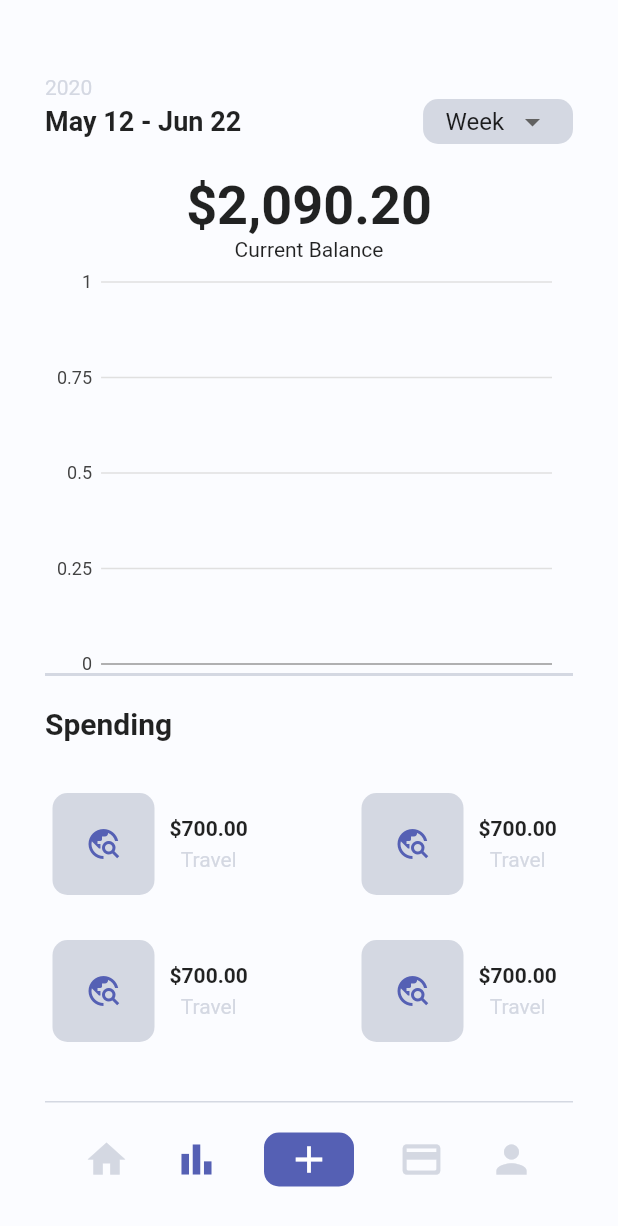
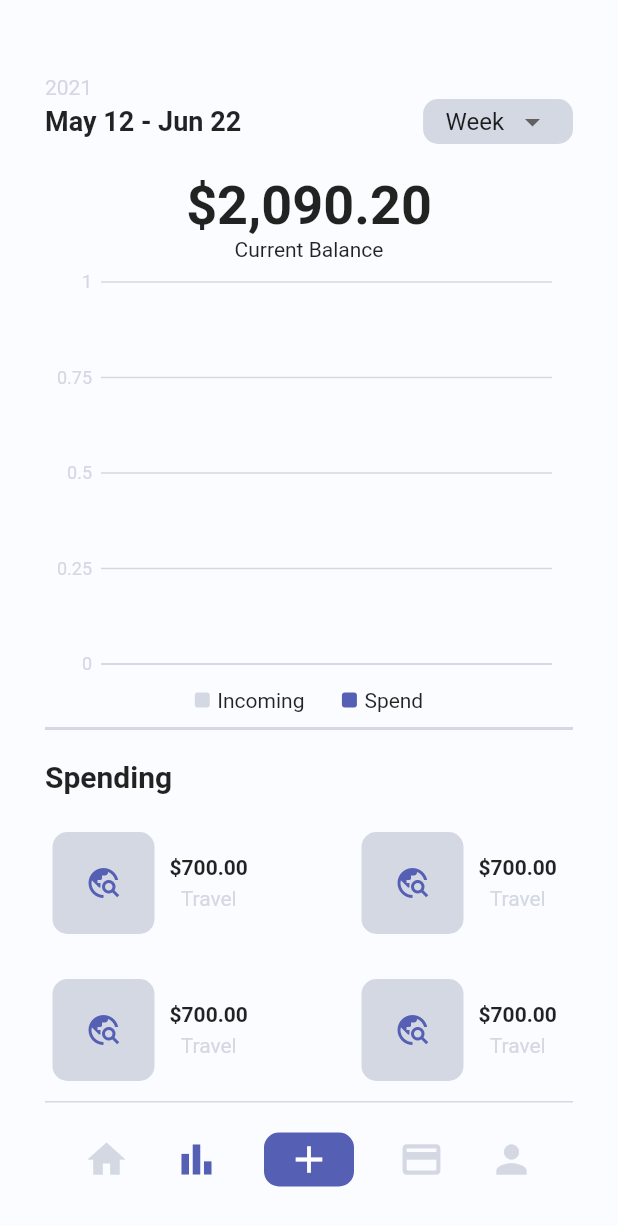
Before and after one commit to Perception12/flutter_banking_ui, a Flutter app: the screen it shows after launch, on a phone screen of 412 x 824 dp. Shown: the top 1226 px of the screen. Run offline on Flutter 3.47's test engine with Material 2 defaults, Android fonts, the light colour scheme and no system bars; our stand-ins replace charts_flutter.

Commit message:
complete barchart

```diff
--- a/lib/screens/components/barchart.dart
+++ b/lib/screens/components/barchart.dart
@@ -15,15 +15,50 @@ class BarChart extends StatelessWidget {
           data: data,
           domainFn: (Transaction series, _) => series.date,
           measureFn: (Transaction series, _) => series.incoming,
-      ),
+          seriesColor:
+              charts.ColorUtil.fromDartColor(color.AppColor.greyColor)),
       charts.Series(
           id: "spend",
           data: data,
           domainFn: (Transaction series, _) => series.date,
           measureFn: (Transaction series, _) => series.spending,
-      ),
+          seriesColor:
+              charts.ColorUtil.fromDartColor(color.AppColor.primaryColor)),
     ];
 
-    return charts.BarChart(series, animate: true);
+    return charts.BarChart(
+      series, animate: true,
+      defaultRenderer: charts.BarRendererConfig(
+        cornerStrategy: const charts.ConstCornerStrategy(30),
+      ),
+      domainAxis: charts.OrdinalAxisSpec(
+        renderSpec: charts.SmallTickRendererSpec(
+          // Tick and Label styling here.
+          labelStyle: charts.TextStyleSpec(
+              fontSize: 12, // size in Pts.
+              color: charts.ColorUtil.fromDartColor(color.AppColor.greyColor)),
+
+          // Change the line colors to match text color.
+          lineStyle: charts.LineStyleSpec(
+            color: charts.ColorUtil.fromDartColor(color.AppColor.greyColor),
+          ),
+        ),
+      ),
+
+      /// Assign a custom style for the measure axis.
+      primaryMeasureAxis: charts.NumericAxisSpec(
+        renderSpec: charts.GridlineRendererSpec(
+          // Tick and Label styling here.
+          labelStyle: charts.TextStyleSpec(
+              fontSize: 12, // size in Pts.
+              color: charts.ColorUtil.fromDartColor(color.AppColor.greyColor)),
+
+          // Change the line colors to match text color.
+          lineStyle: charts.LineStyleSpec(
+            color: charts.ColorUtil.fromDartColor(color.AppColor.greyColor),
+          ),
+        ),
+      ),
+    );
   }
 }
--- a/lib/screens/statistics_page.dart
+++ b/lib/screens/statistics_page.dart
@@ -58,7 +58,7 @@ class _StatisticsPageState extends State<StatisticsPage> {
           crossAxisAlignment: CrossAxisAlignment.start,
           children: [
             Text(
-              "2020",
+              "2021",
               style: TextStyle(
                 color: color.AppColor.greyColor,
               ),
@@ -121,6 +121,54 @@ class _StatisticsPageState extends State<StatisticsPage> {
               height: MediaQuery.of(context).size.height / 3,
               child: period == 'Week' ? BarChart(data: data) : const PieChart(),
             ),
+            const SizedBox(
+              height: 10,
+            ),
+            SizedBox(
+              child: Row(
+                mainAxisAlignment: MainAxisAlignment.center,
+                children: [
+                  SizedBox(
+                    child: Row(
+                      children: [
+                        Container(
+                          width: 10,
+                          height: 10,
+                          decoration: BoxDecoration(
+                            color: color.AppColor.greyColor,
+                            borderRadius: const BorderRadius.all(
+                              Radius.circular(2),
+                            ),
+                          ),
+                        ),
+                        const SizedBox(width: 5),
+                        const Text("Incoming"),
+                      ],
+                    ),
+                  ),
+                  const SizedBox(width: 25),
+                  SizedBox(
+                    child: Row(
+                      children: [
+                        Container(
+                          width: 10,
+                          height: 10,
+                          decoration: BoxDecoration(
+                            color: color.AppColor.primaryColor,
+                            borderRadius: const BorderRadius.all(
+                              Radius.circular(2),
+                            ),
+                          ),
+                        ),
+                        const SizedBox(width: 5),
+                        const Text("Spend"),
+                      ],
+                    ),
+                  ),
+                ],
+              ),
+            ),
+            const SizedBox(height: 10),
             Container(
               height: 2,
               color: color.AppColor.greyColor,
@@ -133,7 +181,7 @@ class _StatisticsPageState extends State<StatisticsPage> {
                 fontSize: 20,
               ),
             ),
-            const SizedBox(height: 30),
+            const SizedBox(height: 20),
             Row(
               children: [
                 Purchase(
```
Lines whose indentation alone changed are shown as unchanged.
